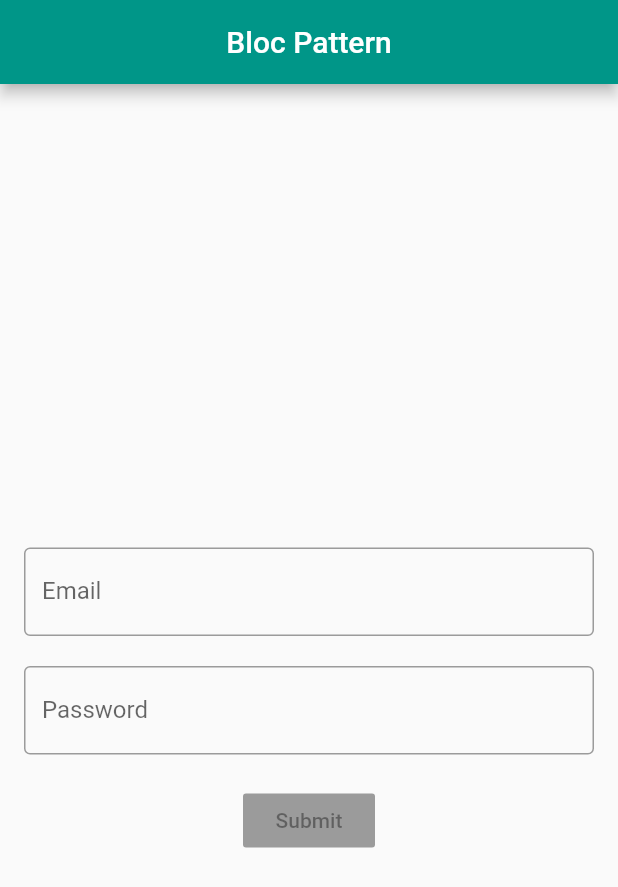
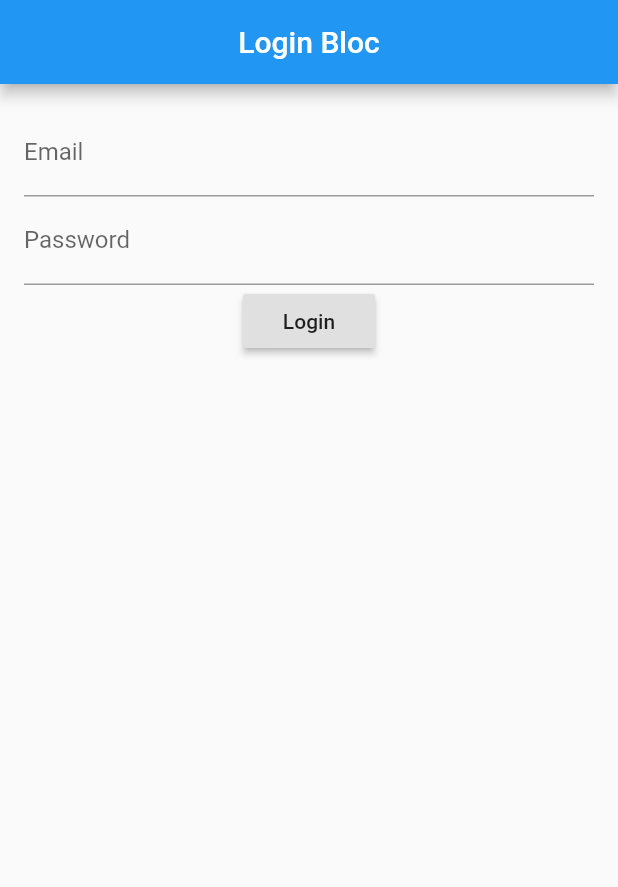
Before and after one commit to SantiagoGonzalezFernandez/Growing-In-Flutter, a Flutter app: the screen it shows after launch, on a phone screen of 412 x 824 dp. Shown: the top 887 px of the screen. Run offline on Flutter 3.47's test engine with Material 2 defaults, Android fonts, the phone set to English and light mode, and no system bars; our stand-ins replace animate_do, avatar_glow, bloc, curved_navigation_bar, equatable, flutter_svg and 5 more; missing offline and left inert: foldable_sidebar, spincircle_bottom_bar, swipedetector.

Commit message:
IN PROGRESS: Login Bloc

```diff
--- /dev/null
+++ b/growing_in_flutter/lib/LoginBloc/info.txt
@@ -0,0 +1,3 @@
+Login Bloc
+
+Video: https://www.youtube.com/watch?v=SdSKaFKcfhI&ab_channel=RicardoMarkiewicz
--- /dev/null
+++ b/growing_in_flutter/lib/LoginBloc/login_bloc.dart
@@ -0,0 +1,18 @@
+//Imports that are not mine
+import 'package:flutter/material.dart';
+
+//Imports that are mine
+//Pages
+import 'package:growing_in_flutter/LoginBloc/src/pages/login_page.dart';
+
+class LoginBloc extends StatelessWidget {
+
+  @override
+  Widget build(BuildContext context) {
+    return MaterialApp(
+      debugShowCheckedModeBanner: false,
+      title: 'Login Bloc',
+      home: LoginPage(),
+    );
+  }
+}
--- /dev/null
+++ b/growing_in_flutter/lib/LoginBloc/src/blocs/login_bloc/login_bloc.dart
@@ -0,0 +1,17 @@
+import 'dart:async';
+
+import 'package:bloc/bloc.dart';
+import 'package:equatable/equatable.dart';
+import 'package:meta/meta.dart';
+
+part 'login_event.dart';
+part 'login_state.dart';
+
+class LoginBloc extends Bloc<LoginEvent, LoginState> {
+  LoginBloc() : super(LoginInitial());
+
+  @override
+  Stream<LoginState> mapEventToState(LoginEvent event) async* {
+    // TODO: implement mapEventToState
+  }
+}
--- /dev/null
+++ b/growing_in_flutter/lib/LoginBloc/src/blocs/login_bloc/login_event.dart
@@ -0,0 +1,6 @@
+part of 'login_bloc.dart';
+
+@immutable
+abstract class LoginEvent extends Equatable{
+
+}
--- /dev/null
+++ b/growing_in_flutter/lib/LoginBloc/src/blocs/login_bloc/login_state.dart
@@ -0,0 +1,6 @@
+part of 'login_bloc.dart';
+
+@immutable
+abstract class LoginState {}
+
+class LoginInitial extends LoginState {}
--- /dev/null
+++ b/growing_in_flutter/lib/LoginBloc/src/pages/login_page.dart
@@ -0,0 +1,41 @@
+//Imports that are not mine
+import 'package:flutter/material.dart';
+
+//Imports that are mine
+
+class LoginPage extends StatelessWidget {
+
+  @override
+  Widget build(BuildContext context) {
+    return Scaffold(
+      appBar: AppBar(
+        centerTitle: true,
+        title: Text('Login Bloc'),
+      ),
+      body: Padding(
+        padding: EdgeInsets.all(16.0),
+        child: Form(
+          child: Column(
+            children: [
+              TextFormField(
+                decoration: InputDecoration(
+                  labelText: 'Email'
+                ),
+              ),
+              TextFormField(
+                decoration: InputDecoration(
+                  labelText: 'Password'
+                ),
+                obscureText: true,
+              ),
+              RaisedButton(
+                child: Text('Login'),
+                onPressed: () {},
+              )
+            ],
+          ),
+        ),
+      )
+    );
+  }
+}
--- a/growing_in_flutter/lib/main.dart
+++ b/growing_in_flutter/lib/main.dart
@@ -39,10 +39,12 @@ import 'package:growing_in_flutter/StreamBuilderExample/stream_builder_example.d
 import 'package:growing_in_flutter/BlocYieldAsyncStreams/bloc_yield_async_streams.dart';
 //Login Page Bloc Pattern
 import 'package:growing_in_flutter/LoginPageBlocPattern/login_page_bloc_pattern.dart';
+//Login Bloc
+import 'package:growing_in_flutter/LoginBloc/login_bloc.dart';
 
 void main() {
   WidgetsFlutterBinding.ensureInitialized();
-  int numberApp = 17;
+  int numberApp = 18;
   // Tic Tac Toe
   if(numberApp == 12){
     SystemChrome.setPreferredOrientations([
@@ -107,6 +109,8 @@ class _MyAppState extends State<MyApp> {
       materialApp = BlocYieldAsyncStreams();
     } else if (widget.numberApp == 17) {
       materialApp = LoginPageBlocPattern();
+    } else if (widget.numberApp == 18) {
+      materialApp = LoginBloc();
     } else {
       materialApp = NoAppSelected();
     }
--- a/growing_in_flutter/lib/number_app.txt
+++ b/growing_in_flutter/lib/number_app.txt
@@ -18,3 +18,4 @@ Number App
 15 = Stream Builder Example
 16 = Bloc Yield Async Streams
 17 = Login Page Bloc Pattern
+18 = Login Bloc
--- a/growing_in_flutter/pubspec.yaml
+++ b/growing_in_flutter/pubspec.yaml
@@ -50,6 +50,10 @@ dependencies:
   math_expressions: ^2.0.2
   # Login Page Bloc Pattern
   rxdart: ^0.25.0
+  # Login Bloc
+  flutter_bloc: ^6.1.1
+  # Login Bloc
+  equatable: ^1.2.5
 
 dev_dependencies:
   flutter_test:
```
Also changed, not shown: growing_in_flutter/pubspec.lock.
